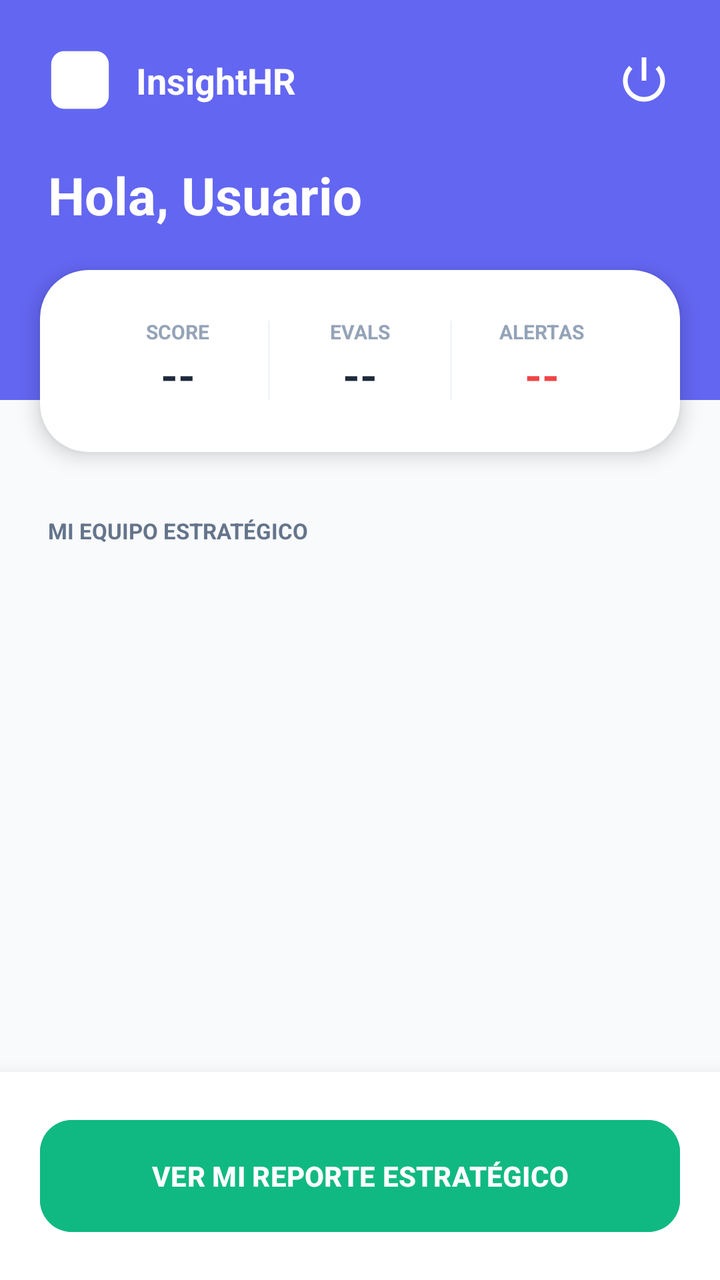
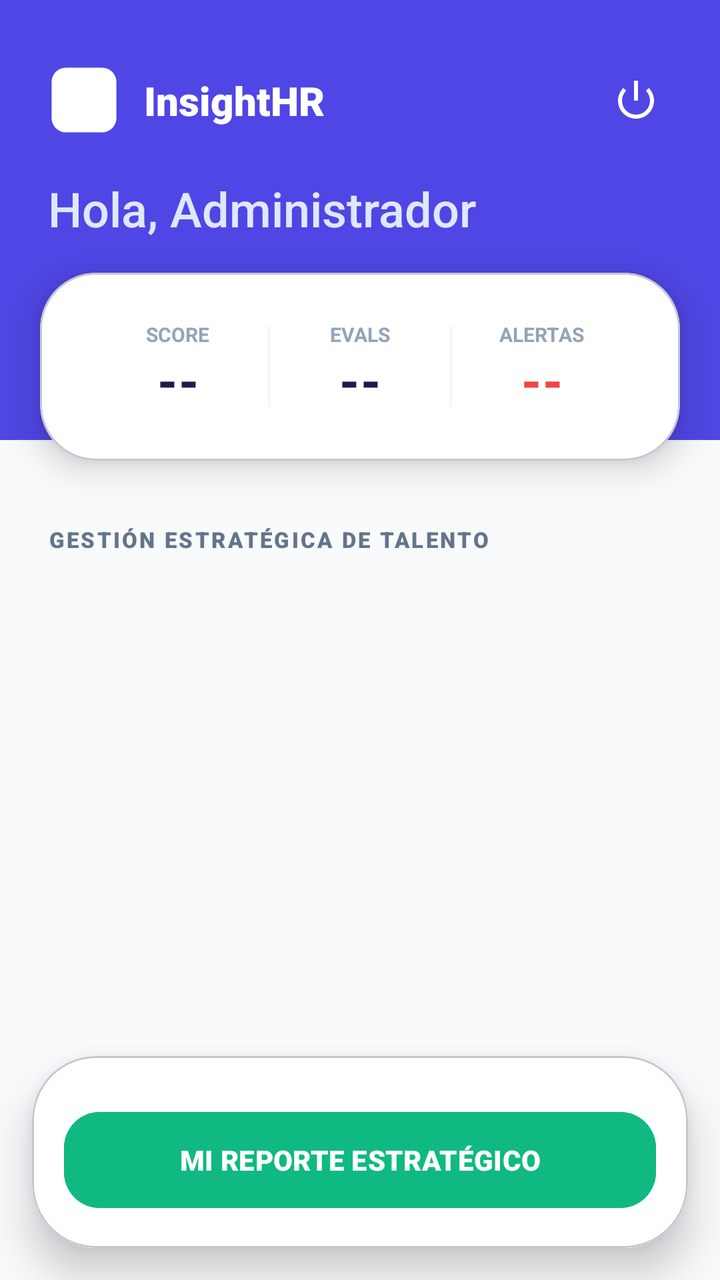

Screens rendered from an Android XML layout before and after an edit, with the pre-edit source and the edit as a unified diff.
<!-- AndroidManifest.xml: application theme Theme.EvaluacionDeDesempeno -->
<!-- res/layout/activity_dashboard.xml -->
<?xml version="1.0" encoding="utf-8"?>
<androidx.constraintlayout.widget.ConstraintLayout xmlns:android="http://schemas.android.com/apk/res/android"
    xmlns:app="http://schemas.android.com/apk/res-auto"
    xmlns:tools="http://schemas.android.com/tools"
    android:layout_width="match_parent"
    android:layout_height="match_parent"
    android:background="#F8FAFC">

    
    <View
        android:id="@+id/headerBackground"
        android:layout_width="match_parent"
        android:layout_height="200dp"
        android:background="#6366F1"
        app:layout_constraintTop_toTopOf="parent"
        app:layout_constraintStart_toStartOf="parent"
        app:layout_constraintEnd_toEndOf="parent" />

    <ImageView
        android:id="@+id/ivDashboardLogo"
        android:layout_width="32dp"
        android:layout_height="32dp"
        android:layout_marginStart="24dp"
        android:layout_marginTop="24dp"
        android:src="@drawable/ic_logo_insight"
        app:tint="#FFFFFF"
        app:layout_constraintStart_toStartOf="parent"
        app:layout_constraintTop_toTopOf="parent" />

    <TextView
        android:id="@+id/tvBrandName"
        android:layout_width="wrap_content"
        android:layout_height="wrap_content"
        android:layout_marginStart="12dp"
        android:text="InsightHR"
        android:textColor="#FFFFFF"
        android:textSize="18sp"
        android:textStyle="bold"
        app:layout_constraintBottom_toBottomOf="@id/ivDashboardLogo"
        app:layout_constraintStart_toEndOf="@id/ivDashboardLogo"
        app:layout_constraintTop_toTopOf="@id/ivDashboardLogo" />

    <ImageView
        android:id="@+id/btnLogout"
        android:layout_width="28dp"
        android:layout_height="28dp"
        android:layout_marginEnd="24dp"
        android:src="@android:drawable/ic_lock_power_off"
        app:tint="#FFFFFF"
        app:layout_constraintBottom_toBottomOf="@id/tvBrandName"
        app:layout_constraintEnd_toEndOf="parent"
        app:layout_constraintTop_toTopOf="@id/tvBrandName" />

    <TextView
        android:id="@+id/tvUserName"
        android:layout_width="wrap_content"
        android:layout_height="wrap_content"
        android:layout_marginTop="24dp"
        android:layout_marginStart="24dp"
        android:text="Hola, Usuario"
        android:textColor="#FFFFFF"
        android:textSize="26sp"
        android:textStyle="bold"
        app:layout_constraintStart_toStartOf="parent"
        app:layout_constraintTop_toBottomOf="@id/ivDashboardLogo" />

    
    <com.google.android.material.card.MaterialCardView
        android:id="@+id/cvKpi"
        android:layout_width="match_parent"
        android:layout_height="wrap_content"
        android:layout_marginHorizontal="20dp"
        android:layout_marginTop="20dp"
        app:cardCornerRadius="24dp"
        app:cardElevation="6dp"
        app:cardBackgroundColor="#FFFFFF"
        app:strokeWidth="0dp"
        app:layout_constraintTop_toBottomOf="@id/tvUserName"
        app:layout_constraintStart_toStartOf="parent"
        app:layout_constraintEnd_toEndOf="parent">

        <LinearLayout
            android:layout_width="match_parent"
            android:layout_height="wrap_content"
            android:orientation="horizontal"
            android:padding="24dp"
            android:weightSum="3">
            <LinearLayout
                android:layout_width="0dp"
                android:layout_height="wrap_content"
                android:layout_weight="1"
                android:gravity="center"
                android:orientation="vertical">
                <TextView android:layout_width="wrap_content" android:layout_height="wrap_content" android:text="SCORE" android:textSize="10sp" android:textColor="#94A3B8" android:textStyle="bold" android:textAllCaps="true"/>
                <TextView android:id="@+id/tvKpiScore" android:layout_width="wrap_content" android:layout_height="wrap_content" android:text="--" android:textSize="22sp" android:textColor="#1E293B" android:textStyle="bold"/>
            </LinearLayout>
            <View android:layout_width="1dp" android:layout_height="40dp" android:background="#F1F5F9" android:layout_gravity="center"/>
            <LinearLayout
                android:layout_width="0dp"
                android:layout_height="wrap_content"
                android:layout_weight="1"
                android:gravity="center"
                android:orientation="vertical">
                <TextView android:layout_width="wrap_content" android:layout_height="wrap_content" android:text="EVALS" android:textSize="10sp" android:textColor="#94A3B8" android:textStyle="bold" android:textAllCaps="true"/>
                <TextView android:id="@+id/tvKpiEvals" android:layout_width="wrap_content" android:layout_height="wrap_content" android:text="--" android:textSize="22sp" android:textColor="#1E293B" android:textStyle="bold"/>
            </LinearLayout>
            <View android:layout_width="1dp" android:layout_height="40dp" android:background="#F1F5F9" android:layout_gravity="center"/>
            <LinearLayout
                android:layout_width="0dp"
                android:layout_height="wrap_content"
                android:layout_weight="1"
                android:gravity="center"
                android:orientation="vertical">
                <TextView android:layout_width="wrap_content" android:layout_height="wrap_content" android:text="ALERTAS" android:textSize="10sp" android:textColor="#94A3B8" android:textStyle="bold" android:textAllCaps="true"/>
                <TextView android:id="@+id/tvKpiAlerts" android:layout_width="wrap_content" android:layout_height="wrap_content" android:text="--" android:textSize="22sp" android:textColor="#EF4444" android:textStyle="bold"/>
            </LinearLayout>
        </LinearLayout>
    </com.google.android.material.card.MaterialCardView>

    <TextView
        android:id="@+id/tvSectionTitle"
        android:layout_width="wrap_content"
        android:layout_height="wrap_content"
        android:layout_marginTop="32dp"
        android:layout_marginStart="24dp"
        android:text="MI EQUIPO ESTRATÉGICO"
        android:textColor="#64748B"
        android:textSize="11sp"
        android:textStyle="bold"
        app:layout_constraintStart_toStartOf="parent"
        app:layout_constraintTop_toBottomOf="@id/cvKpi" />

    <androidx.recyclerview.widget.RecyclerView
        android:id="@+id/rvEmployees"
        android:layout_width="match_parent"
        android:layout_height="0dp"
        android:layout_marginTop="12dp"
        android:paddingHorizontal="12dp"
        android:clipToPadding="false"
        app:layout_constraintBottom_toTopOf="@id/layoutActionsContainer"
        app:layout_constraintTop_toBottomOf="@id/tvSectionTitle" />

    
    <LinearLayout
        android:id="@+id/layoutActionsContainer"
        android:layout_width="match_parent"
        android:layout_height="wrap_content"
        android:orientation="vertical"
        android:padding="20dp"
        android:background="#FFFFFF"
        android:elevation="12dp"
        app:layout_constraintBottom_toBottomOf="parent"
        app:layout_constraintStart_toStartOf="parent"
        app:layout_constraintEnd_toEndOf="parent">

        <LinearLayout
            android:id="@+id/layoutAdminPanel"
            android:layout_width="match_parent"
            android:layout_height="wrap_content"
            android:orientation="vertical"
            android:visibility="gone">
            <LinearLayout
                android:layout_width="match_parent"
                android:layout_height="wrap_content"
                android:orientation="horizontal">
                <com.google.android.material.button.MaterialButton
                    android:id="@+id/btnRegisterWorker"
                    android:layout_width="0dp"
                    android:layout_height="60dp"
                    android:layout_weight="1"
                    android:text="NUEVO TRABAJADOR"
                    android:textSize="10sp"
                    android:textStyle="bold"
                    android:backgroundTint="#EEF2FF"
                    android:textColor="#6366F1"
                    app:strokeWidth="1dp"
                    app:strokeColor="#6366F1"
                    app:cornerRadius="16dp"
                    android:layout_marginEnd="6dp"/>
                <com.google.android.material.button.MaterialButton
                    android:id="@+id/btnNewEvaluation"
                    android:layout_width="0dp"
                    android:layout_height="60dp"
                    android:layout_weight="1"
                    android:text="NUEVA AUDITORÍA"
                    android:textSize="10sp"
                    android:textStyle="bold"
                    android:backgroundTint="#6366F1"
                    app:cornerRadius="16dp"
                    android:layout_marginStart="6dp"/>
            </LinearLayout>
            <View android:layout_width="match_parent" android:layout_height="12dp"/>
        </LinearLayout>

        <com.google.android.material.button.MaterialButton
            android:id="@+id/btnViewMyResults"
            android:layout_width="match_parent"
            android:layout_height="64dp"
            android:text="VER MI REPORTE ESTRATÉGICO"
            android:textStyle="bold"
            android:textColor="#FFFFFF"
            android:backgroundTint="#10B981"
            app:cornerRadius="16dp" />
    </LinearLayout>

</androidx.constraintlayout.widget.ConstraintLayout>
<!-- resources referenced by this layout -->
<resources>
  <!-- drawable ic_logo_insight (drawable) -->
  <vector xmlns:android="http://schemas.android.com/apk/res/android"
      android:width="100dp"
      android:height="100dp"
      android:viewportWidth="100"
      android:viewportHeight="100">
      
      <path
          android:fillColor="#6366F1"
          android:pathData="M25,5H75A20,20 0,0 1,95 25V75A20,20 0,0 1,75 95H25A20,20 0,0 1,5 75V25A20,20 0,0 1,25 5Z" />
      
      <path
          android:fillColor="#FFFFFF"
          android:pathData="M50,28L22,40L50,52L78,40L50,28Z" />
      <path
          android:strokeColor="#FFFFFF"
          android:strokeWidth="3.5"
          android:strokeLineCap="round"
          android:pathData="M22,52L50,64L78,52M22,64L50,76L78,64" />
  </vector>
  <style name="Theme.EvaluacionDeDesempeno" parent="Base.Theme.EvaluacionDeDesempeno" />
  <style name="Base.Theme.EvaluacionDeDesempeno" parent="Theme.Material3.Light.NoActionBar">
          <item name="colorPrimary">#6366F1</item>
          <item name="colorOnPrimary">#FFFFFF</item>
          <item name="colorSecondary">#3B82F6</item>
          <item name="colorOnSecondary">#FFFFFF</item>
          <item name="colorTertiary">#10B981</item>
          <item name="android:windowBackground">#F8FAFC</item>
          <item name="android:statusBarColor">#6366F1</item>
          <item name="android:windowLightStatusBar">false</item>
      </style>
</resources>

<!-- the commit's change to res/layout/activity_dashboard.xml (unified diff, before → after) -->
@@ -1,7 +1,6 @@
 <?xml version="1.0" encoding="utf-8"?>
 <androidx.constraintlayout.widget.ConstraintLayout xmlns:android="http://schemas.android.com/apk/res/android"
     xmlns:app="http://schemas.android.com/apk/res-auto"
-    xmlns:tools="http://schemas.android.com/tools"
     android:layout_width="match_parent"
     android:layout_height="match_parent"
     android:background="#F8FAFC">
@@ -10,18 +9,16 @@
     <View
         android:id="@+id/headerBackground"
         android:layout_width="match_parent"
-        android:layout_height="200dp"
-        android:background="#6366F1"
-        app:layout_constraintTop_toTopOf="parent"
-        app:layout_constraintStart_toStartOf="parent"
-        app:layout_constraintEnd_toEndOf="parent" />
+        android:layout_height="220dp"
+        android:background="#4F46E5"
+        app:layout_constraintTop_toTopOf="parent" />
 
     <ImageView
         android:id="@+id/ivDashboardLogo"
-        android:layout_width="32dp"
-        android:layout_height="32dp"
+        android:layout_width="36dp"
+        android:layout_height="36dp"
         android:layout_marginStart="24dp"
-        android:layout_marginTop="24dp"
+        android:layout_marginTop="32dp"
         android:src="@drawable/ic_logo_insight"
         app:tint="#FFFFFF"
         app:layout_constraintStart_toStartOf="parent"
@@ -34,17 +31,18 @@
         android:layout_marginStart="12dp"
         android:text="InsightHR"
         android:textColor="#FFFFFF"
-        android:textSize="18sp"
-        android:textStyle="bold"
+        android:textSize="20sp"
+        android:fontFamily="sans-serif-black"
         app:layout_constraintBottom_toBottomOf="@id/ivDashboardLogo"
         app:layout_constraintStart_toEndOf="@id/ivDashboardLogo"
         app:layout_constraintTop_toTopOf="@id/ivDashboardLogo" />
 
-    <ImageView
+    <ImageButton
         android:id="@+id/btnLogout"
-        android:layout_width="28dp"
-        android:layout_height="28dp"
-        android:layout_marginEnd="24dp"
+        android:layout_width="44dp"
+        android:layout_height="44dp"
+        android:layout_marginEnd="20dp"
+        android:background="?attr/selectableItemBackgroundBorderless"
         android:src="@android:drawable/ic_lock_power_off"
         app:tint="#FFFFFF"
         app:layout_constraintBottom_toBottomOf="@id/tvBrandName"
@@ -55,12 +53,12 @@
         android:id="@+id/tvUserName"
         android:layout_width="wrap_content"
         android:layout_height="wrap_content"
-        android:layout_marginTop="24dp"
+        android:layout_marginTop="20dp"
         android:layout_marginStart="24dp"
-        android:text="Hola, Usuario"
-        android:textColor="#FFFFFF"
-        android:textSize="26sp"
-        android:textStyle="bold"
+        android:text="Hola, Administrador"
+        android:textColor="#E0E7FF"
+        android:textSize="24sp"
+        android:fontFamily="sans-serif-medium"
         app:layout_constraintStart_toStartOf="parent"
         app:layout_constraintTop_toBottomOf="@id/ivDashboardLogo" />
 
@@ -70,14 +68,11 @@
         android:layout_width="match_parent"
         android:layout_height="wrap_content"
         android:layout_marginHorizontal="20dp"
-        android:layout_marginTop="20dp"
-        app:cardCornerRadius="24dp"
-        app:cardElevation="6dp"
+        android:layout_marginTop="16dp"
+        app:cardCornerRadius="28dp"
+        app:cardElevation="10dp"
         app:cardBackgroundColor="#FFFFFF"
-        app:strokeWidth="0dp"
-        app:layout_constraintTop_toBottomOf="@id/tvUserName"
-        app:layout_constraintStart_toStartOf="parent"
-        app:layout_constraintEnd_toEndOf="parent">
+        app:layout_constraintTop_toBottomOf="@id/tvUserName">
 
         <LinearLayout
             android:layout_width="match_parent"
@@ -85,34 +80,19 @@
             android:orientation="horizontal"
             android:padding="24dp"
             android:weightSum="3">
-            <LinearLayout
-                android:layout_width="0dp"
-                android:layout_height="wrap_content"
-                android:layout_weight="1"
-                android:gravity="center"
-                android:orientation="vertical">
-                <TextView android:layout_width="wrap_content" android:layout_height="wrap_content" android:text="SCORE" android:textSize="10sp" android:textColor="#94A3B8" android:textStyle="bold" android:textAllCaps="true"/>
-                <TextView android:id="@+id/tvKpiScore" android:layout_width="wrap_content" android:layout_height="wrap_content" android:text="--" android:textSize="22sp" android:textColor="#1E293B" android:textStyle="bold"/>
+            <LinearLayout android:layout_width="0dp" android:layout_height="wrap_content" android:layout_weight="1" android:gravity="center" android:orientation="vertical">
+                <TextView android:layout_width="wrap_content" android:layout_height="wrap_content" android:text="SCORE" android:textSize="10sp" android:textColor="#94A3B8" android:textStyle="bold"/>
+                <TextView android:id="@+id/tvKpiScore" android:layout_width="wrap_content" android:layout_height="wrap_content" android:text="--" android:textSize="24sp" android:textColor="#1E1B4B" android:fontFamily="sans-serif-black"/>
             </LinearLayout>
             <View android:layout_width="1dp" android:layout_height="40dp" android:background="#F1F5F9" android:layout_gravity="center"/>
-            <LinearLayout
-                android:layout_width="0dp"
-                android:layout_height="wrap_content"
-                android:layout_weight="1"
-                android:gravity="center"
-                android:orientation="vertical">
-                <TextView android:layout_width="wrap_content" android:layout_height="wrap_content" android:text="EVALS" android:textSize="10sp" android:textColor="#94A3B8" android:textStyle="bold" android:textAllCaps="true"/>
-                <TextView android:id="@+id/tvKpiEvals" android:layout_width="wrap_content" android:layout_height="wrap_content" android:text="--" android:textSize="22sp" android:textColor="#1E293B" android:textStyle="bold"/>
+            <LinearLayout android:layout_width="0dp" android:layout_height="wrap_content" android:layout_weight="1" android:gravity="center" android:orientation="vertical">
+                <TextView android:layout_width="wrap_content" android:layout_height="wrap_content" android:text="EVALS" android:textSize="10sp" android:textColor="#94A3B8" android:textStyle="bold"/>
+                <TextView android:id="@+id/tvKpiEvals" android:layout_width="wrap_content" android:layout_height="wrap_content" android:text="--" android:textSize="24sp" android:textColor="#1E1B4B" android:fontFamily="sans-serif-black"/>
             </LinearLayout>
             <View android:layout_width="1dp" android:layout_height="40dp" android:background="#F1F5F9" android:layout_gravity="center"/>
-            <LinearLayout
-                android:layout_width="0dp"
-                android:layout_height="wrap_content"
-                android:layout_weight="1"
-                android:gravity="center"
-                android:orientation="vertical">
-                <TextView android:layout_width="wrap_content" android:layout_height="wrap_content" android:text="ALERTAS" android:textSize="10sp" android:textColor="#94A3B8" android:textStyle="bold" android:textAllCaps="true"/>
-                <TextView android:id="@+id/tvKpiAlerts" android:layout_width="wrap_content" android:layout_height="wrap_content" android:text="--" android:textSize="22sp" android:textColor="#EF4444" android:textStyle="bold"/>
+            <LinearLayout android:layout_width="0dp" android:layout_height="wrap_content" android:layout_weight="1" android:gravity="center" android:orientation="vertical">
+                <TextView android:layout_width="wrap_content" android:layout_height="wrap_content" android:text="ALERTAS" android:textSize="10sp" android:textColor="#94A3B8" android:textStyle="bold"/>
+                <TextView android:id="@+id/tvKpiAlerts" android:layout_width="wrap_content" android:layout_height="wrap_content" android:text="--" android:textSize="24sp" android:textColor="#EF4444" android:fontFamily="sans-serif-black"/>
             </LinearLayout>
         </LinearLayout>
     </com.google.android.material.card.MaterialCardView>
@@ -123,10 +103,11 @@
         android:layout_height="wrap_content"
         android:layout_marginTop="32dp"
         android:layout_marginStart="24dp"
-        android:text="MI EQUIPO ESTRATÉGICO"
+        android:text="GESTIÓN ESTRATÉGICA DE TALENTO"
         android:textColor="#64748B"
         android:textSize="11sp"
-        android:textStyle="bold"
+        android:letterSpacing="0.1"
+        android:fontFamily="sans-serif-black"
         app:layout_constraintStart_toStartOf="parent"
         app:layout_constraintTop_toBottomOf="@id/cvKpi" />
 
@@ -135,72 +116,68 @@
         android:layout_width="match_parent"
         android:layout_height="0dp"
         android:layout_marginTop="12dp"
-        android:paddingHorizontal="12dp"
+        android:paddingBottom="100dp"
         android:clipToPadding="false"
-        app:layout_constraintBottom_toTopOf="@id/layoutActionsContainer"
+        app:layout_constraintBottom_toBottomOf="parent"
         app:layout_constraintTop_toBottomOf="@id/tvSectionTitle" />
 
     
-    <LinearLayout
+    <com.google.android.material.card.MaterialCardView
         android:id="@+id/layoutActionsContainer"
         android:layout_width="match_parent"
         android:layout_height="wrap_content"
-        android:orientation="vertical"
-        android:padding="20dp"
-        android:background="#FFFFFF"
-        android:elevation="12dp"
-        app:layout_constraintBottom_toBottomOf="parent"
-        app:layout_constraintStart_toStartOf="parent"
-        app:layout_constraintEnd_toEndOf="parent">
+        android:layout_margin="16dp"
+        app:cardCornerRadius="32dp"
+        app:cardElevation="12dp"
+        app:layout_constraintBottom_toBottomOf="parent">
 
         <LinearLayout
-            android:id="@+id/layoutAdminPanel"
             android:layout_width="match_parent"
             android:layout_height="wrap_content"
             android:orientation="vertical"
-            android:visibility="gone">
+            android:padding="16dp"
+            android:background="#FFFFFF">
+
             <LinearLayout
+                android:id="@+id/layoutAdminPanel"
                 android:layout_width="match_parent"
                 android:layout_height="wrap_content"
-                android:orientation="horizontal">
+                android:orientation="horizontal"
+                android:visibility="gone">
                 <com.google.android.material.button.MaterialButton
                     android:id="@+id/btnRegisterWorker"
+                    style="@style/Widget.MaterialComponents.Button.OutlinedButton"
                     android:layout_width="0dp"
-                    android:layout_height="60dp"
+                    android:layout_height="54dp"
                     android:layout_weight="1"
-                    android:text="NUEVO TRABAJADOR"
-                    android:textSize="10sp"
-                    android:textStyle="bold"
-                    android:backgroundTint="#EEF2FF"
-                    android:textColor="#6366F1"
-                    app:strokeWidth="1dp"
+                    android:text="NUEVO"
+                    android:textSize="11sp"
+                    app:cornerRadius="16dp"
+                    android:layout_marginEnd="6dp"
                     app:strokeColor="#6366F1"
-                    app:cornerRadius="16dp"
-                    android:layout_marginEnd="6dp"/>
+                    android:textColor="#6366F1"/>
                 <com.google.android.material.button.MaterialButton
                     android:id="@+id/btnNewEvaluation"
                     android:layout_width="0dp"
-                    android:layout_height="60dp"
+                    android:layout_height="54dp"
                     android:layout_weight="1"
-                    android:text="NUEVA AUDITORÍA"
-                    android:textSize="10sp"
-                    android:textStyle="bold"
-                    android:backgroundTint="#6366F1"
+                    android:text="AUDITORÍA"
+                    android:textSize="11sp"
                     app:cornerRadius="16dp"
-                    android:layout_marginStart="6dp"/>
+                    android:layout_marginStart="6dp"
+                    android:backgroundTint="#6366F1"/>
             </LinearLayout>
-            <View android:layout_width="match_parent" android:layout_height="12dp"/>
+
+            <com.google.android.material.button.MaterialButton
+                android:id="@+id/btnViewMyResults"
+                android:layout_width="match_parent"
+                android:layout_height="56dp"
+                android:layout_marginTop="8dp"
+                android:text="MI REPORTE ESTRATÉGICO"
+                android:fontFamily="sans-serif-black"
+                android:backgroundTint="#10B981"
+                app:cornerRadius="18dp" />
         </LinearLayout>
-
-        <com.google.android.material.button.MaterialButton
-            android:id="@+id/btnViewMyResults"
-            android:layout_width="match_parent"
-            android:layout_height="64dp"
-            android:text="VER MI REPORTE ESTRATÉGICO"
-            android:textStyle="bold"
-            android:textColor="#FFFFFF"
-            android:backgroundTint="#10B981"
-            app:cornerRadius="16dp" />
-    </LinearLayout>
+    </com.google.android.material.card.MaterialCardView>
 
 </androidx.constraintlayout.widget.ConstraintLayout>
